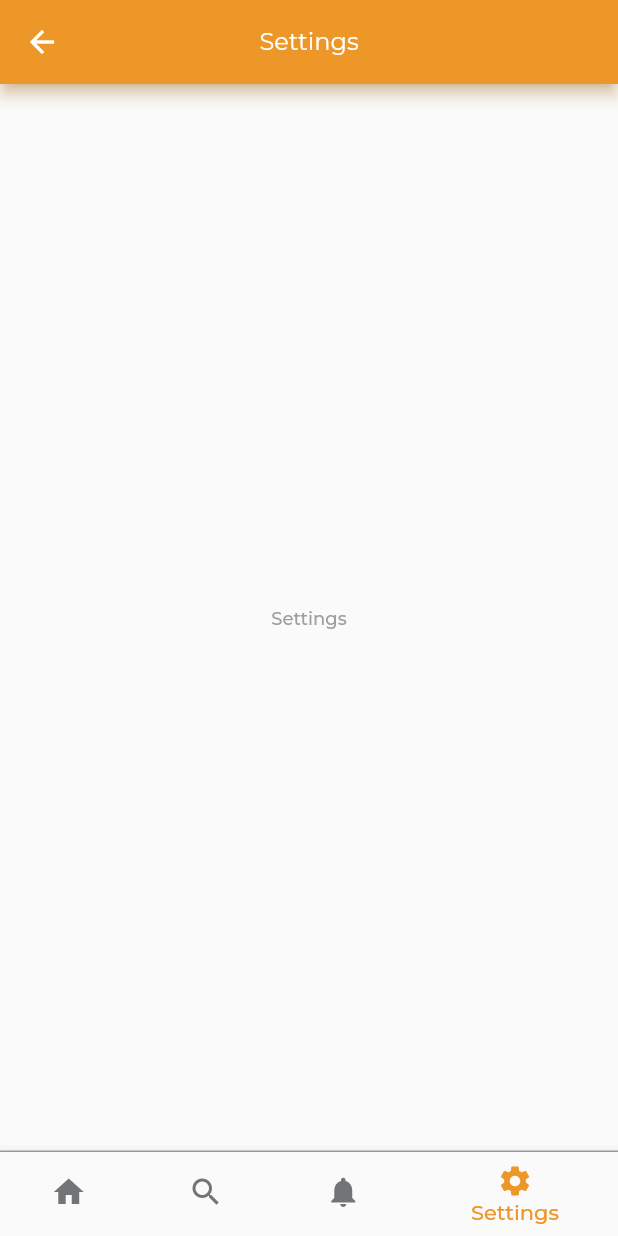
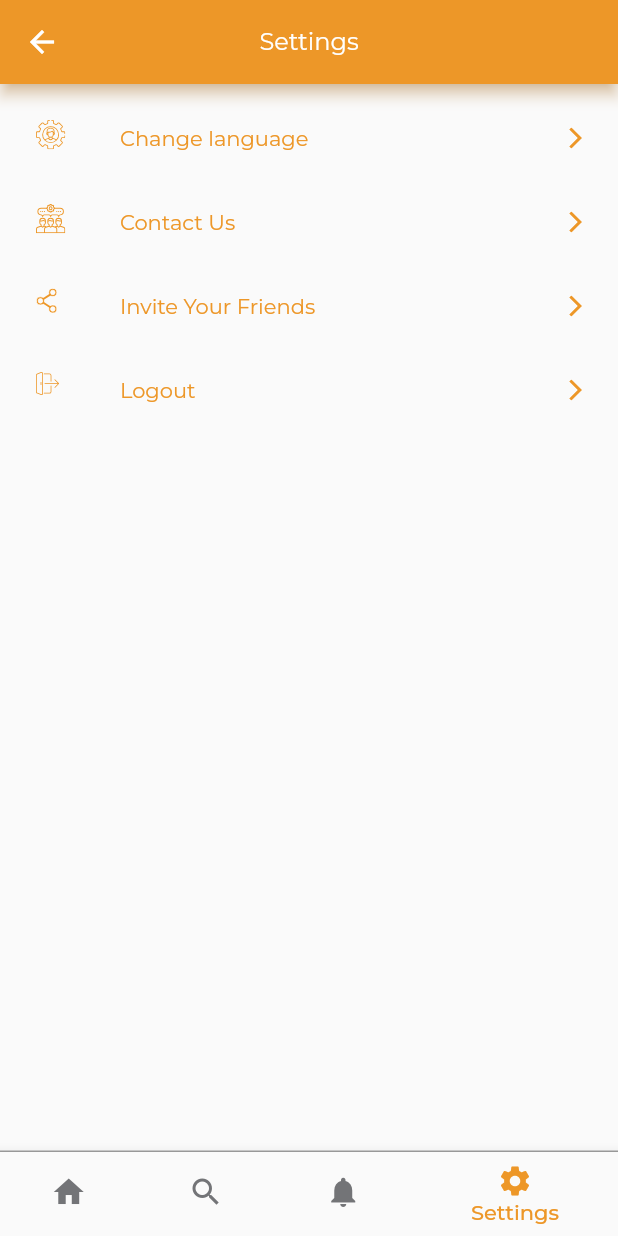
Before and after one commit to JRamos29/clean_architecture_mvvm_tut_app, a Flutter app: the MainView screen opened by its route, item 4 of the bottom bar chosen, on a phone screen of 412 x 824 dp. Run offline on Flutter 3.47's test engine with Material 2 defaults, Android fonts, the phone set to English and light mode, and no system bars; our stand-ins replace carousel_slider, country_code_picker, dartz, device_info, dio, flutter_svg and 10 more; missing offline and left inert: dart:ffi, flutter_config; accounts and stored records are empty; generated files the repository leaves out were written again; network calls fail; project files that could hold a hidden picture were left out.

Commit message:
Adding UI for Settings Screen (Presentation Layer).

```diff
--- a/lib/app/app_prefs.dart
+++ b/lib/app/app_prefs.dart
@@ -36,4 +36,8 @@ class AppPreferences {
   Future<bool> isUserLoggedIn() async {
     return _sharedPreferences.getBool(PREFS_KEY_IS_USER_LOGGED_IN) ?? false;
   }
+
+  Future<void> logout() async {
+    _sharedPreferences.remove(PREFS_KEY_IS_USER_LOGGED_IN);
+  }
 }
--- a/lib/presentation/main/settings_page.dart
+++ b/lib/presentation/main/settings_page.dart
@@ -1,5 +1,13 @@
-import 'package:clean_architecture_mvvm_app/presentation/resources/strings_manager.dart';
 import 'package:flutter/material.dart';
+import 'package:flutter_svg/flutter_svg.dart';
+
+import '../../app/app_prefs.dart';
+import '../../app/di.dart';
+import '../../data/datasource/local_datasource.dart';
+import '../resources/assets_manager.dart';
+import '../resources/routes_manager.dart';
+import '../resources/strings_manager.dart';
+import '../resources/values_manager.dart';
 
 class SettingsPage extends StatefulWidget {
   const SettingsPage({Key? key}) : super(key: key);
@@ -9,10 +17,77 @@ class SettingsPage extends StatefulWidget {
 }
 
 class _SettingsPageState extends State<SettingsPage> {
+  AppPreferences _appPreferences = instance<AppPreferences>();
+  LocalDataSource _localDataSource = instance<LocalDataSource>();
+
   @override
   Widget build(BuildContext context) {
-    return Center(
-      child: Text(AppStrings.settings),
+    return ListView(
+      padding: EdgeInsets.all(AppPadding.p8),
+      children: [
+        ListTile(
+          title: Text(
+            AppStrings.changeLanguage,
+            style: Theme.of(context).textTheme.headline4,
+          ),
+          leading: SvgPicture.asset(ImageAssets.changeLangIc),
+          trailing: SvgPicture.asset(ImageAssets.settingsRightArrowIc),
+          onTap: () {
+            _changeLanguage();
+          },
+        ),
+        ListTile(
+          title: Text(
+            AppStrings.contactUs,
+            style: Theme.of(context).textTheme.headline4,
+          ),
+          leading: SvgPicture.asset(ImageAssets.contactUsIc),
+          trailing: SvgPicture.asset(ImageAssets.settingsRightArrowIc),
+          onTap: () {
+            _contactUs();
+          },
+        ),
+        ListTile(
+          title: Text(
+            AppStrings.inviteYourFriends,
+            style: Theme.of(context).textTheme.headline4,
+          ),
+          leading: SvgPicture.asset(ImageAssets.inviteFriendsIc),
+          trailing: SvgPicture.asset(ImageAssets.settingsRightArrowIc),
+          onTap: () {
+            _inviteFriends();
+          },
+        ),
+        ListTile(
+          title: Text(
+            AppStrings.logout,
+            style: Theme.of(context).textTheme.headline4,
+          ),
+          leading: SvgPicture.asset(ImageAssets.logoutIc),
+          trailing: SvgPicture.asset(ImageAssets.settingsRightArrowIc),
+          onTap: () {
+            _logout();
+          },
+        )
+      ],
     );
   }
+
+  void _changeLanguage() {
+    // i will apply localization later
+  }
+
+  void _contactUs() {
+    // its a task for you to open any web bage with dummy content
+  }
+
+  void _inviteFriends() {
+    // its a task to share app name with friends
+  }
+
+  void _logout() {
+    _appPreferences.logout(); // clear login flag from app prefs
+    _localDataSource.clearCache();
+    Navigator.pushReplacementNamed(context, Routes.loginRoute);
+  }
 }
--- a/lib/presentation/resources/assets_manager.dart
+++ b/lib/presentation/resources/assets_manager.dart
@@ -18,6 +18,14 @@ class ImageAssets {
   // Images for Login / Register Screen
   static const String loginIc = "$IMAGE_PATH/login_ic.svg";
   static const String photoCameraIc = "$IMAGE_PATH/photo_camera_ic.svg";
+
+  // Images for Settings screen
+  static const String settingsRightArrowIc =
+      "$IMAGE_PATH/settings_right_arrow_ic.svg";
+  static const String changeLangIc = "$IMAGE_PATH/change_lang_ic.svg";
+  static const String contactUsIc = "$IMAGE_PATH/contact_us_ic.svg";
+  static const String inviteFriendsIc = "$IMAGE_PATH/invite_friends_ic.svg";
+  static const String logoutIc = "$IMAGE_PATH/logout_ic.svg";
 }
 
 class JsonAssets {
--- a/lib/presentation/resources/strings_manager.dart
+++ b/lib/presentation/resources/strings_manager.dart
@@ -57,4 +57,10 @@ class AppStrings {
   static const String details = "Details";
   static const String about = "About Store";
   static const String storeDetails = "Store details";
+
+  // Settings Screen strings
+  static const String changeLanguage = "Change language";
+  static const String contactUs = "Contact Us";
+  static const String inviteYourFriends = "Invite Your Friends";
+  static const String logout = "Logout";
 }
--- a/lib/presentation/resources/theme_manager.dart
+++ b/lib/presentation/resources/theme_manager.dart
@@ -52,6 +52,8 @@ ThemeData getApplicationTheme() {
               color: ColorManager.white, fontSize: FontSize.s16),
           headline3:
               getBoldStyle(color: ColorManager.primary, fontSize: FontSize.s16),
+          headline4: getRegularStyle(
+              color: ColorManager.primary, fontSize: FontSize.s14),
           subtitle1: getMediumStyle(
               color: ColorManager.lightGrey, fontSize: FontSize.s14),
           subtitle2: getMediumStyle(
--- a/pubspec.yaml
+++ b/pubspec.yaml
@@ -89,6 +89,11 @@ flutter:
         - assets/images/right_arrow_ic.svg
         - assets/images/login_ic.svg
         - assets/images/photo_camera_ic.svg
+        - assets/images/settings_right_arrow_ic.svg
+        - assets/images/change_lang_ic.svg
+        - assets/images/contact_us_ic.svg
+        - assets/images/invite_friends_ic.svg
+        - assets/images/logout_ic.svg
         - assets/json/loading.json
         - assets/json/error.json
         - assets/json/empty.json
```
Also changed, not shown: assets/images/change_lang_ic.svg (added), assets/images/contact_us_ic.svg (added), assets/images/invite_friends_ic.svg (added), assets/images/logout_ic.svg (added), assets/images/settings_right_arrow_ic.svg (added).
